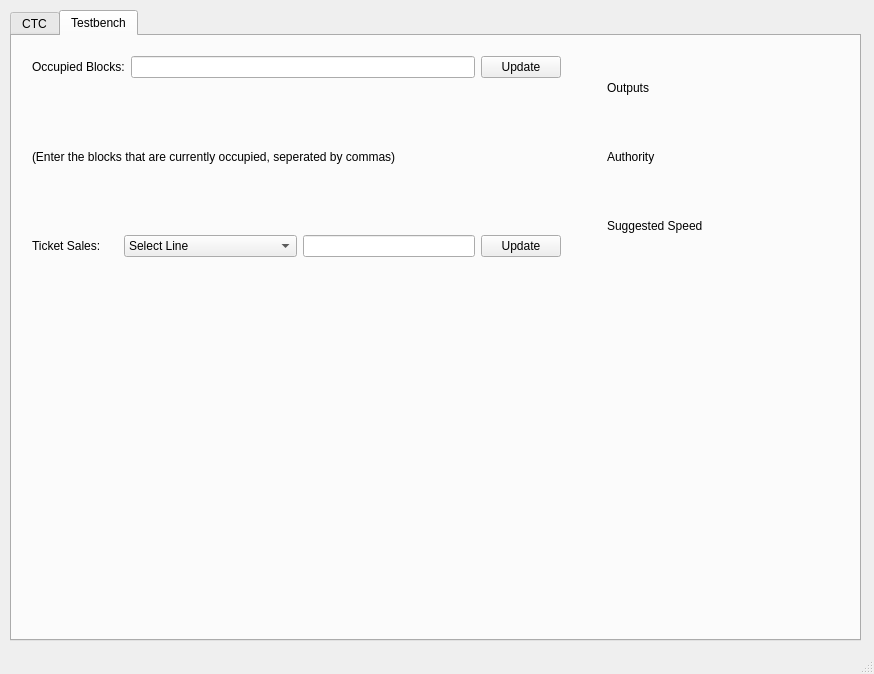
First picture: the form in CTC/CTC_UI.ui, repository asmithie13/ECE-1140, before the edit.
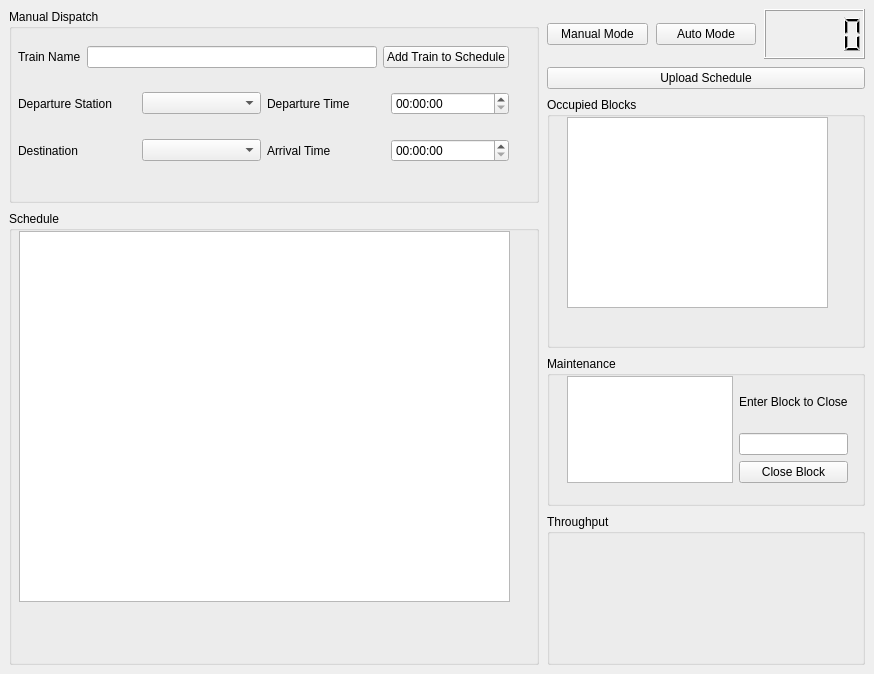
Second picture: the form after the edit. The open tabs and pages were chosen to show the change.

Commit message: Separated CTC Tab and Testbench Tab into two Windows

```diff
--- a/CTC/CTC_UI.ui
+++ b/CTC/CTC_UI.ui
@@ -14,43 +14,7 @@
    <string>MainWindow</string>
   </property>
   <widget class="QWidget" name="centralwidget">
-   <widget class="QWidget" name="verticalLayoutWidget">
-    <property name="geometry">
-     <rect>
-      <x>20</x>
-      <y>30</y>
-      <width>781</width>
-      <height>491</height>
-     </rect>
-    </property>
-    <layout class="QVBoxLayout" name="MainLayout"/>
-   </widget>
-   <widget class="QTabWidget" name="TabWidget">
-    <property name="geometry">
-     <rect>
-      <x>10</x>
-      <y>10</y>
-      <width>851</width>
-      <height>631</height>
-     </rect>
-    </property>
-    <property name="currentIndex">
-     <number>0</number>
-    </property>
-    <widget class="QWidget" name="CTC_tab">
-     <attribute name="title">
-      <string>CTC</string>
-     </attribute>
-     <widget class="QWidget" name="verticalLayoutWidget_2">
-      <property name="geometry">
-       <rect>
-        <x>10</x>
-        <y>10</y>
-        <width>831</width>
-        <height>591</height>
-       </rect>
-      </property>
-      <layout class="QVBoxLayout" name="WholeCTC_tabLayout">
+   <layout class="QHBoxLayout" name="horizontalLayout_2">
        <item>
         <layout class="QHBoxLayout" name="CTC_TabCols" stretch="5,3">
          <property name="spacing">
@@ -179,7 +143,7 @@
                <item>
                 <widget class="QTableView" name="ScheduleTableView">
                  <attribute name="horizontalHeaderVisible">
-                  <bool>true</bool>
+               <bool>false</bool>
                  </attribute>
                  <attribute name="horizontalHeaderCascadingSectionResizes">
                   <bool>true</bool>
@@ -735,127 +699,6 @@
        </item>
       </layout>
      </widget>
-    </widget>
-    <widget class="QWidget" name="Testbench_tab">
-     <attribute name="title">
-      <string>Testbench</string>
-     </attribute>
-     <widget class="QWidget" name="horizontalLayoutWidget_3">
-      <property name="geometry">
-       <rect>
-        <x>20</x>
-        <y>20</y>
-        <width>671</width>
-        <height>201</height>
-       </rect>
-      </property>
-      <layout class="QHBoxLayout" name="horizontalLayout_2" stretch="6,0,1">
-       <item>
-        <layout class="QVBoxLayout" name="TB_inputsLayout" stretch="2,1,2">
-         <item>
-          <layout class="QHBoxLayout" name="OccupiedBlocksTBLayout">
-           <item>
-            <widget class="QLabel" name="OccupiedBlocksLabel">
-             <property name="text">
-              <string>Occupied Blocks:</string>
-             </property>
-            </widget>
-           </item>
-           <item>
-            <widget class="QLineEdit" name="OccupiedBlocksField"/>
-           </item>
-           <item>
-            <widget class="QPushButton" name="UpdateBlocksButton">
-             <property name="text">
-              <string>Update</string>
-             </property>
-            </widget>
-           </item>
-          </layout>
-         </item>
-         <item>
-          <widget class="QLabel" name="label">
-           <property name="text">
-            <string>(Enter the blocks that are currently occupied, seperated by commas)</string>
-           </property>
-          </widget>
-         </item>
-         <item>
-          <layout class="QHBoxLayout" name="TicketSaleLayout" stretch="1,2,2,0">
-           <item>
-            <widget class="QLabel" name="TicketSalesLabel">
-             <property name="text">
-              <string>Ticket Sales:</string>
-             </property>
-            </widget>
-           </item>
-           <item>
-            <widget class="QComboBox" name="LineSelect">
-             <item>
-              <property name="text">
-               <string>Select Line</string>
-              </property>
-             </item>
-            </widget>
-           </item>
-           <item>
-            <widget class="QLineEdit" name="TicketSalesField"/>
-           </item>
-           <item>
-            <widget class="QPushButton" name="UpdateTicketSalesButton">
-             <property name="text">
-              <string>Update</string>
-             </property>
-            </widget>
-           </item>
-          </layout>
-         </item>
-        </layout>
-       </item>
-       <item>
-        <spacer name="horizontalSpacer">
-         <property name="orientation">
-          <enum>Qt::Horizontal</enum>
-         </property>
-         <property name="sizeHint" stdset="0">
-          <size>
-           <width>40</width>
-           <height>20</height>
-          </size>
-         </property>
-        </spacer>
-       </item>
-       <item>
-        <layout class="QVBoxLayout" name="verticalLayout">
-         <item>
-          <widget class="QLabel" name="label_3">
-           <property name="text">
-            <string>Outputs</string>
-           </property>
-          </widget>
-         </item>
-         <item>
-          <widget class="QLabel" name="AuthorityLabel">
-           <property name="text">
-            <string>Authority</string>
-           </property>
-          </widget>
-         </item>
-         <item>
-          <widget class="QLabel" name="SpeedLabel">
-           <property name="text">
-            <string>Suggested Speed</string>
-           </property>
-          </widget>
-         </item>
-        </layout>
-       </item>
-      </layout>
-     </widget>
-    </widget>
-   </widget>
-  </widget>
-  <widget class="QStatusBar" name="statusbar"/>
  </widget>
  <resources/>
  <connections/>
```
Left out of the diff: 6 changed lines with no effect on the pictures. Lines whose indentation alone changed are shown as unchanged. The commit also changes 4 other files.
